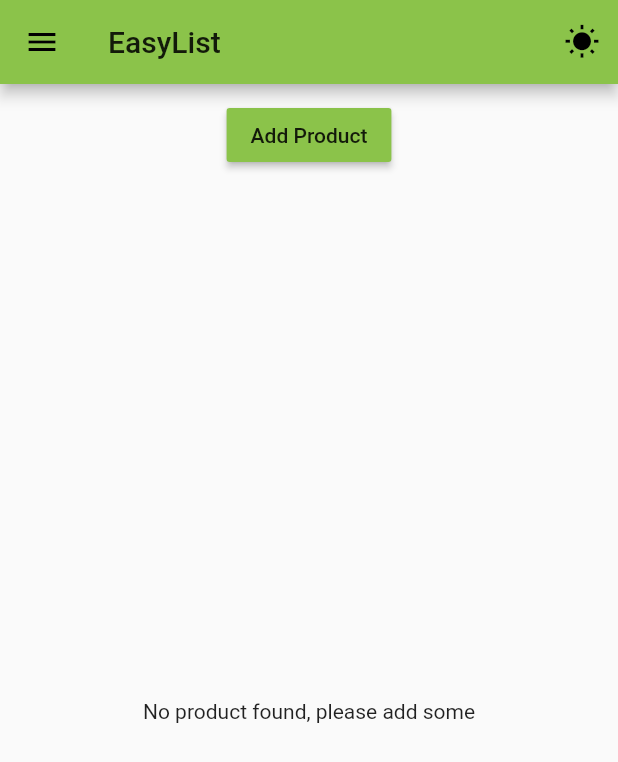
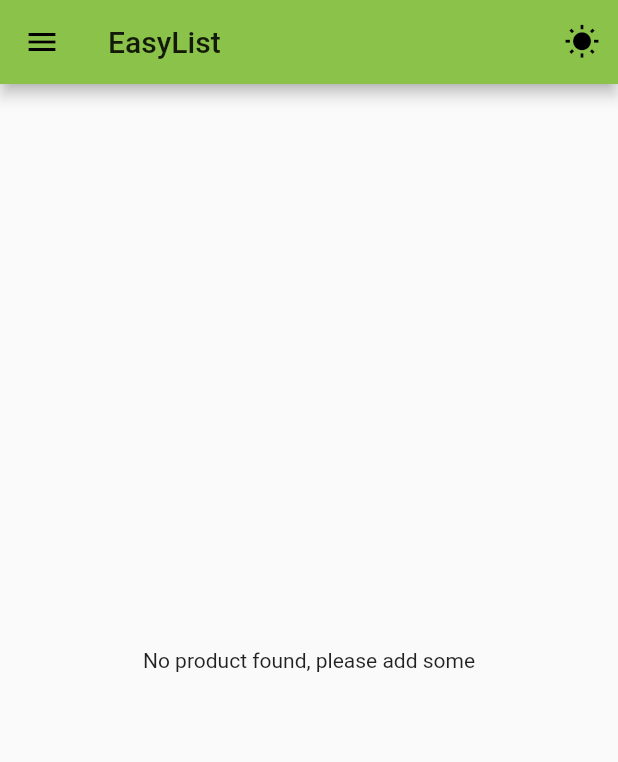
Before and after one commit to Kayson-Yusuph/flutter-project, a Flutter app: the screen it shows after launch, on a phone screen of 412 x 824 dp. Shown: the top 762 px of the screen. Run offline on Flutter 3.47's test engine with Material 2 defaults, Android fonts, the phone set to English and light mode, and no system bars.

Commit message:
Removing a product control widget and control all product creation logic on create product widget

```diff
--- a/lib/main.dart
+++ b/lib/main.dart
@@ -32,13 +32,12 @@ class _MyAppState extends State<MyApp> {
               mode: nightMode,
               setMode: setMode,
               products: products,
-              addProduct: _addProduct,
-              deleteProduct: deleteProduct,
             ),
         '/admin': (BuildContext context) => ProductAdminPage(
               mode: nightMode,
               setMode: setMode,
-              addProduct: _addProduct
+              addProduct: _addProduct,
+              deleteProduct: deleteProduct,
             )
       },
       onGenerateRoute: (RouteSettings settings) {
--- a/lib/pages/product_admin.dart
+++ b/lib/pages/product_admin.dart
@@ -7,8 +7,9 @@ class ProductAdminPage extends StatelessWidget {
   final bool mode;
   final Function setMode;
   final Function addProduct;
+  final Function deleteProduct;
 
-  ProductAdminPage({this.mode, this.setMode, this.addProduct});
+  ProductAdminPage({this.mode, this.setMode, this.addProduct, this.deleteProduct});
   @override
   Widget build(BuildContext context) {
     return DefaultTabController(
--- a/lib/pages/products.dart
+++ b/lib/pages/products.dart
@@ -4,17 +4,13 @@ import '../product_manager.dart';
 
 class ProductsPage extends StatelessWidget {
   final bool mode;
+  final List<Map<String, dynamic>> products;
   final Function setMode;
-  final Function addProduct;
-  final Function deleteProduct;
-  final List<Map<String, dynamic>> products;
 
   ProductsPage({
     this.products,
     this.mode,
     this.setMode,
-    this.addProduct,
-    this.deleteProduct,
   });
 
   @override
@@ -49,8 +45,6 @@ class ProductsPage extends StatelessWidget {
       ),
       body: ProductManager(
         products: products,
-        addProduct: addProduct,
-        deleteProduct: deleteProduct,
       ),
     );
   }
--- a/lib/product_control.dart
+++ /dev/null
@@ -1,18 +0,0 @@
-import 'package:flutter/material.dart';
-
-class ProductControl extends StatelessWidget {
-  final Function addProduct;
-
-  ProductControl(this.addProduct);
-  @override
-  Widget build(BuildContext context) {
-    return RaisedButton(
-      color: Theme.of(context).primaryColor,
-      onPressed: () {
-        addProduct(
-            {'title': 'Chocolate', 'image': 'assets/food.jpg', 'description': 'This is the best product in town.', 'price': 4500});
-      },
-      child: Text('Add Product'),
-    );
-  }
-}
--- a/lib/product_manager.dart
+++ b/lib/product_manager.dart
@@ -1,24 +1,21 @@
 import 'package:flutter/material.dart';
 
 import './products.dart';
-import './product_control.dart';
 
 class ProductManager extends StatelessWidget {
   final List<Map<String, dynamic>> products;
-  final Function addProduct;
-  final Function deleteProduct;
-  ProductManager({this.products, this.addProduct, this.deleteProduct});
+  ProductManager({this.products});
 
   @override
   Widget build(BuildContext context) {
     return Column(
       children: [
-        Container(
-          margin: EdgeInsets.all(10.0),
-          child: ProductControl(addProduct),
-        ),
+        // Container(
+        //   margin: EdgeInsets.all(10.0),
+        //   child: ProductControl(addProduct),
+        // ),
         Expanded(
-          child: Products(products, deleteProduct: deleteProduct),
+          child: Products(products),
         ),
       ],
     );
--- a/lib/products.dart
+++ b/lib/products.dart
@@ -2,8 +2,7 @@ import 'package:flutter/material.dart';
 
 class Products extends StatelessWidget {
   final List<Map<String, dynamic>> products;
-  final Function deleteProduct;
-  Products(this.products, {this.deleteProduct});
+  Products(this.products);
 
   Card _buildProductItem(BuildContext context, int index) {
     return Card(
@@ -29,12 +28,7 @@ class Products extends StatelessWidget {
               FlatButton(
                 child: Text('Details'),
                 onPressed: () =>
-                    Navigator.pushNamed(context, '/products/$index')
-                        .then((value) {
-                  if (value != null && value) {
-                    deleteProduct(index);
-                  }
-                }),
+                    Navigator.pushNamed(context, '/products/$index'),
               )
             ],
           )
```
